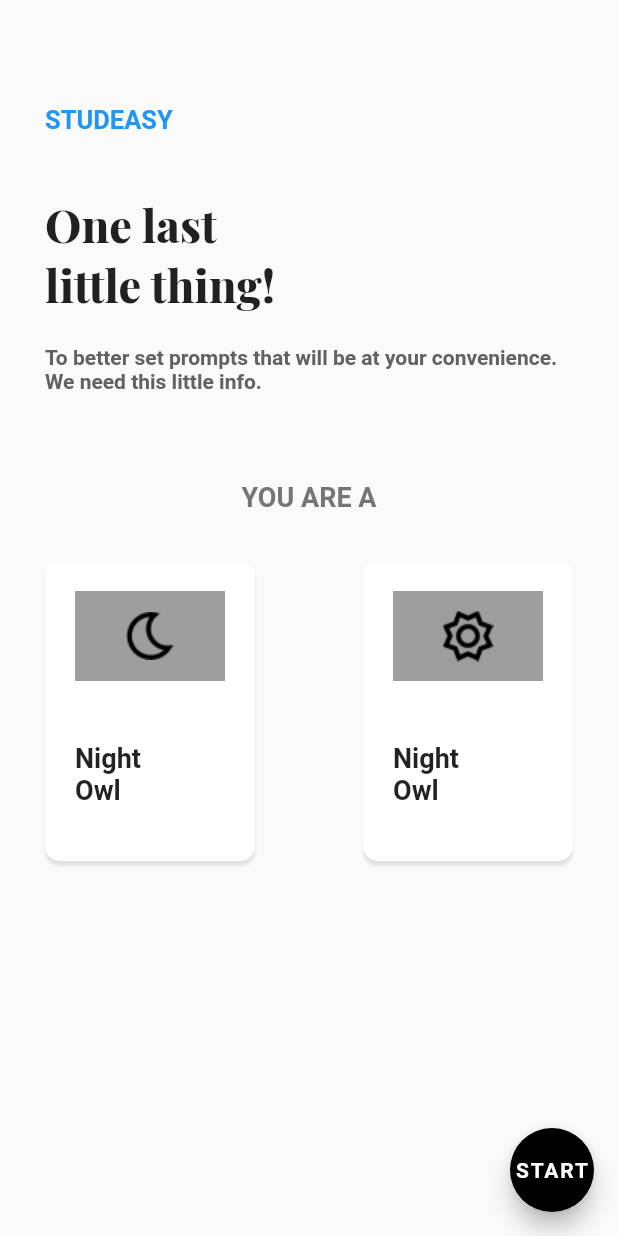
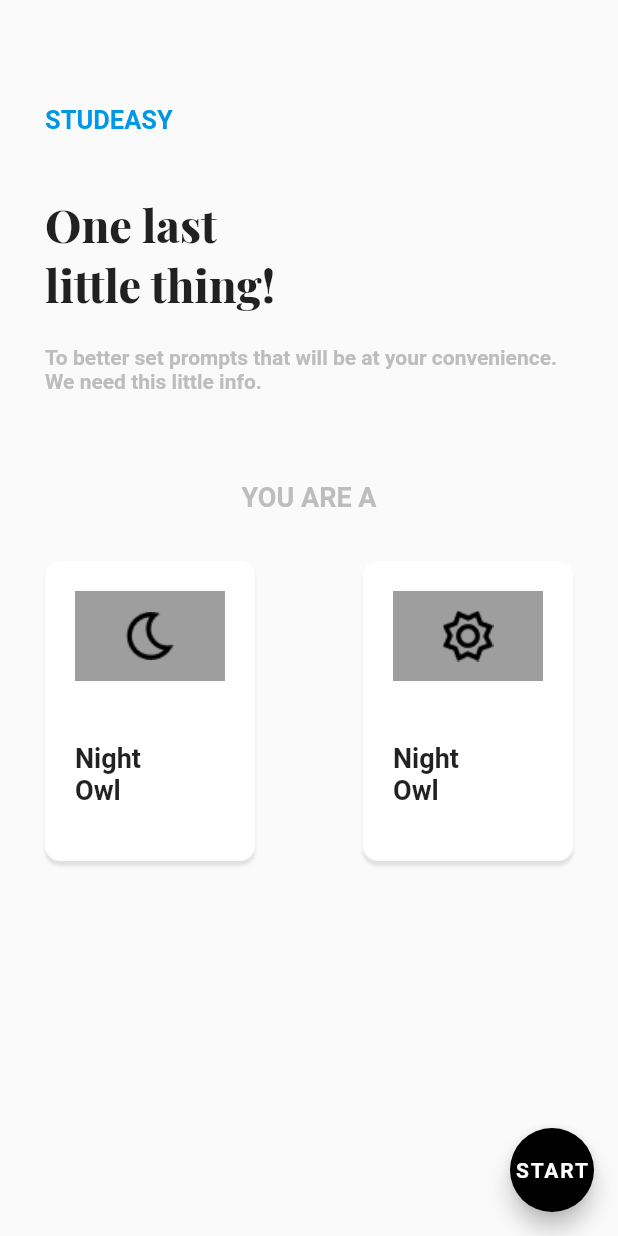
Before and after one commit to michael-stac/reminder, a Flutter app: the ScreenOne screen opened directly, on a phone screen of 412 x 824 dp. Run offline on Flutter 3.47's test engine with Material 2 defaults, Android fonts, the phone set to English and light mode, and no system bars; our stand-ins replace font_awesome_flutter, google_fonts.

Commit message:
colors reformated in one_last_thing_screen.dart

```diff
--- a/lib/Screen/one_last_thing.dart
+++ b/lib/Screen/one_last_thing.dart
@@ -1,7 +1,7 @@
 import 'package:flutter/material.dart';
-import 'package:font_awesome_flutter/font_awesome_flutter.dart';
 import 'package:reminder/Screen/screen_two.dart';
 
+import '../Styles/colors.dart';
 import '../Widget/kpmor.dart';
 
 
@@ -19,8 +19,7 @@ class ScreenOne extends StatelessWidget {
             const Text(
               'STUDEASY',
               style: TextStyle(
-                color: Colors.blue,
-                fontWeight: FontWeight.bold,
+                color: AppColors.vanadyBlue,                fontWeight: FontWeight.bold,
                 fontSize: 17,
               ),
             ),
@@ -34,23 +33,23 @@ class ScreenOne extends StatelessWidget {
               ),
             ),
             const SizedBox(height: 20),
-            Text(
+            const Text(
               'To better set prompts that will be at your convenience. We need this little info.',
-              style: TextStyle(fontSize: 14, color: Colors.grey.shade700),
+              style: TextStyle(fontSize: 14, color: AppColors.gray),
             ),
             const SizedBox(height: 59),
-            Center(
+            const Center(
               child: Text(
                 'YOU ARE A',
                 style: TextStyle(
                   fontSize: 18,
                   fontWeight: FontWeight.bold,
-                  color: Colors.grey.shade600,
+                  color: AppColors.gray,
                 ),
               ),
             ),
             const SizedBox(height: 20),
-            SizedBox(height: 12,),
+            const SizedBox(height: 12,),
             Row(
               children:  const [
                 Kprompt(
```
